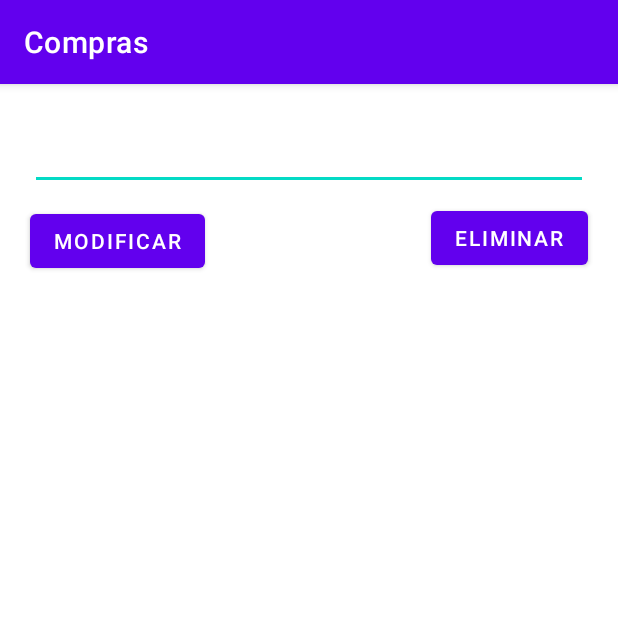
After one commit to StanPalma/Base_ListView, an Android app: the detalle_item screen opened directly, with no data from a screen before it, on a phone screen of 412 x 824 dp, the top half of it. The commit adds this screen. Run offline under Robolectric (Android 15) with nearby library versions, the phone set to English and light mode, and no system bars; 1 statement that could not run was skipped.

Commit message:
Funciona boton Modificar y Eliminar
Falta arreglar el ID en la lista

```diff
--- a/app/src/main/AndroidManifest.xml
+++ b/app/src/main/AndroidManifest.xml
@@ -9,6 +9,7 @@
         android:roundIcon="@mipmap/ic_launcher_round"
         android:supportsRtl="true"
         android:theme="@style/Theme.Base_ListView">
+        <activity android:name=".detalle_item"></activity>
         <activity android:name=".MainActivity">
             <intent-filter>
                 <action android:name="android.intent.action.MAIN" />
--- /dev/null
+++ b/app/src/main/java/com/example/base_listview/detalle_item.java
@@ -0,0 +1,75 @@
+package com.example.base_listview;
+
+import androidx.appcompat.app.AppCompatActivity;
+
+import android.content.Intent;
+import android.database.Cursor;
+import android.database.sqlite.SQLiteDatabase;
+import android.os.Bundle;
+import android.view.View;
+import android.widget.EditText;
+import android.widget.Toast;
+
+import java.util.ArrayList;
+
+public class detalle_item extends AppCompatActivity {
+
+    EditText edtNombre;
+    int id;
+    // Intent a MainActivity
+    Intent regresar;
+
+    @Override
+    protected void onCreate(Bundle savedInstanceState) {
+        super.onCreate(savedInstanceState);
+        setContentView(R.layout.activity_detalle_item);
+
+        edtNombre = (EditText) findViewById(R.id.edtNombre);
+        // Recibo ID de MainActivity
+        Bundle datosRecibidos = getIntent().getExtras();
+        int idItem = idItem = datosRecibidos.getInt("id");
+        // Lo paso por metodo setID
+        setID(idItem);
+
+        // BASE DE DATOS
+        Base obj = new Base(this,"Productos",null,1);
+        SQLiteDatabase objDB = obj.getWritableDatabase();
+        String consulta = "SELECT id, nombre FROM Compras WHERE id = " + String.valueOf(idItem);
+        Cursor cursor = objDB.rawQuery(consulta,null);
+
+
+        if (cursor.moveToFirst()) {
+            String nombre = cursor.getString(1).toString();
+            edtNombre.setText(nombre);
+        } else {
+            Toast.makeText(this, "No existe registro", Toast.LENGTH_SHORT).show();
+        }
+    }
+
+    private void setID(int id) {
+        this.id = id;
+    }
+
+    public void modificar(View view) {
+        // BASE DE DATOS
+        Base obj = new Base(this,"Productos",null,1);
+        SQLiteDatabase objDB = obj.getWritableDatabase();
+        String consulta = "UPDATE Compras set  nombre = '" + edtNombre.getText().toString() + "' WHERE id = " + String.valueOf(id);
+        objDB.execSQL(consulta);
+        objDB.close();
+        regresar = new Intent(getApplicationContext(), MainActivity.class);
+        startActivity(regresar);
+        finish();
+    }
+
+    public void eliminar(View view) {
+        // BASE DE DATOS
+        Base obj = new Base(this,"Productos",null,1);
+        SQLiteDatabase objDB = obj.getWritableDatabase();
+        String consultaEliminar = "Delete FROM Compras WHERE id = " + String.valueOf(id);
+        objDB.execSQL(consultaEliminar);
+        regresar = new Intent(getApplicationContext(), MainActivity.class);
+        startActivity(regresar);
+        finish();
+    }
+}
--- /dev/null
+++ b/app/src/main/res/layout/activity_detalle_item.xml
@@ -0,0 +1,43 @@
+<?xml version="1.0" encoding="utf-8"?>
+<androidx.constraintlayout.widget.ConstraintLayout xmlns:android="http://schemas.android.com/apk/res/android"
+    xmlns:app="http://schemas.android.com/apk/res-auto"
+    xmlns:tools="http://schemas.android.com/tools"
+    android:layout_width="match_parent"
+    android:layout_height="match_parent"
+    tools:context=".detalle_item">
+
+    <EditText
+        android:id="@+id/edtNombre"
+        android:layout_width="0dp"
+        android:layout_height="wrap_content"
+        android:layout_marginStart="20dp"
+        android:layout_marginLeft="20dp"
+        android:layout_marginTop="25dp"
+        android:layout_marginEnd="20dp"
+        android:layout_marginRight="20dp"
+        android:ems="10"
+        android:inputType="textPersonName"
+        app:layout_constraintEnd_toEndOf="parent"
+        app:layout_constraintStart_toStartOf="parent"
+        app:layout_constraintTop_toTopOf="parent" />
+
+    <Button
+        android:id="@+id/btnModificar"
+        android:layout_width="wrap_content"
+        android:layout_height="wrap_content"
+        android:layout_marginTop="10dp"
+        android:onClick="modificar"
+        android:text="Modificar"
+        app:layout_constraintStart_toStartOf="@+id/edtNombre"
+        app:layout_constraintTop_toBottomOf="@+id/edtNombre" />
+
+    <Button
+        android:id="@+id/btnEliminar"
+        android:layout_width="wrap_content"
+        android:layout_height="wrap_content"
+        android:layout_marginTop="8dp"
+        android:onClick="eliminar"
+        android:text="Eliminar"
+        app:layout_constraintEnd_toEndOf="@+id/edtNombre"
+        app:layout_constraintTop_toBottomOf="@+id/edtNombre" />
+</androidx.constraintlayout.widget.ConstraintLayout>
--- a/app/src/main/res/values/strings.xml
+++ b/app/src/main/res/values/strings.xml
@@ -1,5 +1,5 @@
 <resources>
-<!--    <string name="app_name">Base_ListView</string>-->
+    <!--    <string name="app_name">Base_ListView</string>-->
     <string name="app_name">Compras</string>
     <string name="tvLista">Lista de compras</string>
     <string name="addProd">Agregar producto a mi lista</string>
```
Also changed, not shown: app/src/main/java/com/example/base_listview/MainActivity.java (+21 -5 lines).
